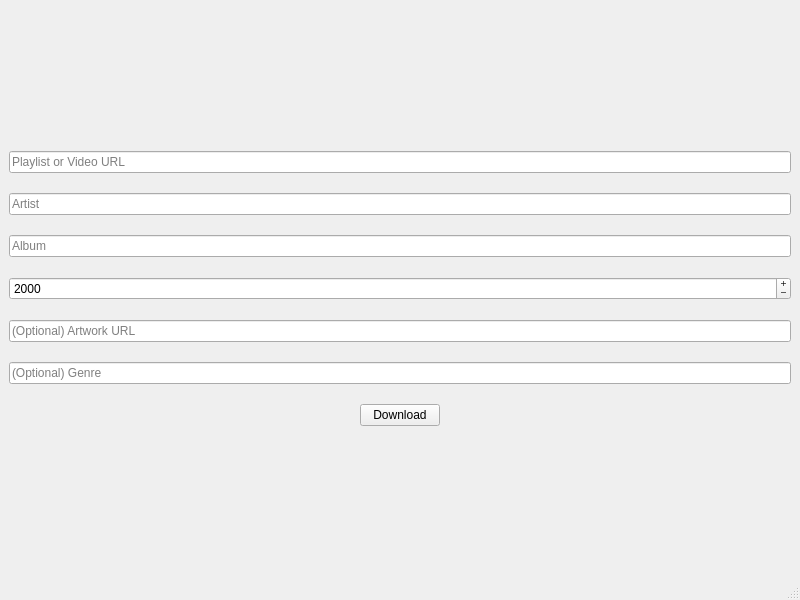
Before: the Qt Designer form ui/mainwindow.ui in MSaldana362/yt-music, drawn with Qt 5.
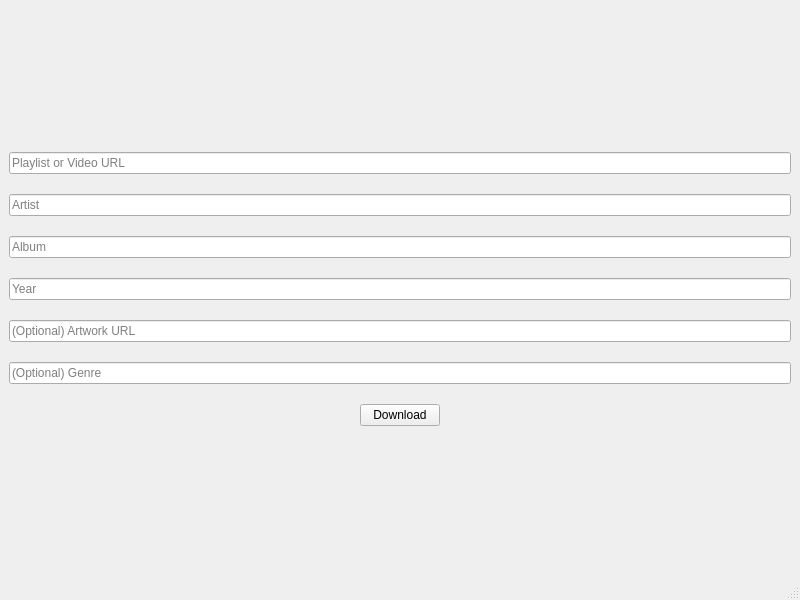
After: the same form once the commit is applied.

Commit message: refactor: use lineedit instead of spinbox for year

Patch:
```diff
--- a/ui/mainwindow.ui
+++ b/ui/mainwindow.ui
@@ -44,18 +44,9 @@
          </widget>
         </item>
         <item>
-         <widget class="QSpinBox" name="spinYear">
-          <property name="buttonSymbols">
-           <enum>QAbstractSpinBox::ButtonSymbols::PlusMinus</enum>
-          </property>
-          <property name="minimum">
-           <number>1000</number>
-          </property>
-          <property name="maximum">
-           <number>9999</number>
-          </property>
-          <property name="value">
-           <number>2000</number>
+         <widget class="QLineEdit" name="lineYear">
+          <property name="placeholderText">
+           <string>Year</string>
           </property>
          </widget>
         </item>
```
The commit also changes 3 other files.
